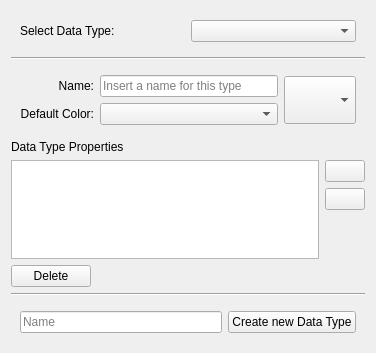
Old version of the form src/Interface/DataTypePage.ui in the repository KDE/rocs.
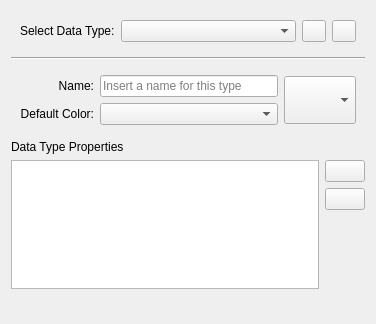
New version of the form. Custom widgets are drawn as their Qt base class.

Commit message: Cleanup data/pointer type setting dialogs.

```diff
--- a/src/Interface/DataTypePage.ui
+++ b/src/Interface/DataTypePage.ui
@@ -7,7 +7,7 @@
     <x>0</x>
     <y>0</y>
     <width>376</width>
-    <height>353</height>
+    <height>324</height>
    </rect>
   </property>
   <layout class="QVBoxLayout" name="verticalLayout">
@@ -28,7 +28,61 @@
        </widget>
       </item>
       <item row="0" column="1">
-       <widget class="KComboBox" name="typeSelector"/>
+       <widget class="KComboBox" name="typeSelector">
+        <property name="sizePolicy">
+         <sizepolicy hsizetype="MinimumExpanding" vsizetype="Fixed">
+          <horstretch>0</horstretch>
+          <verstretch>0</verstretch>
+         </sizepolicy>
+        </property>
+       </widget>
+      </item>
+      <item row="0" column="3">
+       <widget class="KPushButton" name="deleteType">
+        <property name="sizePolicy">
+         <sizepolicy hsizetype="Minimum" vsizetype="Fixed">
+          <horstretch>0</horstretch>
+          <verstretch>0</verstretch>
+         </sizepolicy>
+        </property>
+        <property name="maximumSize">
+         <size>
+          <width>24</width>
+          <height>24</height>
+         </size>
+        </property>
+        <property name="toolTip">
+         <string>Remove selected data type.</string>
+        </property>
+        <property name="text">
+         <string/>
+        </property>
+       </widget>
+      </item>
+      <item row="0" column="2">
+       <widget class="KPushButton" name="addType">
+        <property name="sizePolicy">
+         <sizepolicy hsizetype="Fixed" vsizetype="Fixed">
+          <horstretch>0</horstretch>
+          <verstretch>0</verstretch>
+         </sizepolicy>
+        </property>
+        <property name="maximumSize">
+         <size>
+          <width>24</width>
+          <height>24</height>
+         </size>
+        </property>
+        <property name="baseSize">
+         <size>
+          <width>0</width>
+          <height>16</height>
+         </size>
+        </property>
+        <property name="toolTip">
+         <string>Add new data type.</string>
+        </property>
+       </widget>
       </item>
      </layout>
     </widget>
@@ -165,26 +219,6 @@
      </item>
     </layout>
    </item>
-   <item>
-    <widget class="KPushButton" name="deleteType">
-     <property name="sizePolicy">
-      <sizepolicy hsizetype="Fixed" vsizetype="Fixed">
-       <horstretch>0</horstretch>
-       <verstretch>0</verstretch>
-      </sizepolicy>
-     </property>
-     <property name="text">
-      <string>Delete</string>
-     </property>
-    </widget>
-   </item>
-   <item>
-    <widget class="Line" name="line">
-     <property name="orientation">
-      <enum>Qt::Horizontal</enum>
-     </property>
-    </widget>
-   </item>
    <item>
     <widget class="QWidget" name="widget" native="true">
      <property name="sizePolicy">
@@ -193,22 +227,7 @@
        <verstretch>0</verstretch>
       </sizepolicy>
      </property>
-     <layout class="QGridLayout" name="gridLayout_2">
-      <item row="1" column="0">
-       <widget class="QLineEdit" name="newTypeName">
-        <property name="placeholderText">
-         <string>Name</string>
-        </property>
-       </widget>
-      </item>
-      <item row="1" column="1">
-       <widget class="QPushButton" name="exportNewType">
-        <property name="text">
-         <string>Create new Data Type</string>
-        </property>
-       </widget>
-      </item>
-     </layout>
+     <layout class="QGridLayout" name="gridLayout_2"/>
     </widget>
    </item>
   </layout>
```
The commit also changes 5 other files.
